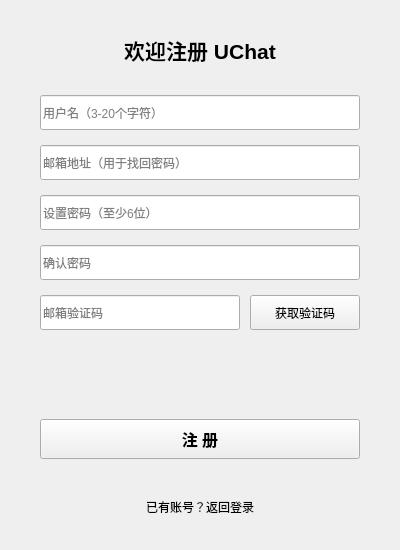
This is client/UChat/logindialog.ui in wellwei/UChat as Qt 5 draws it before an edit. The edited form follows.
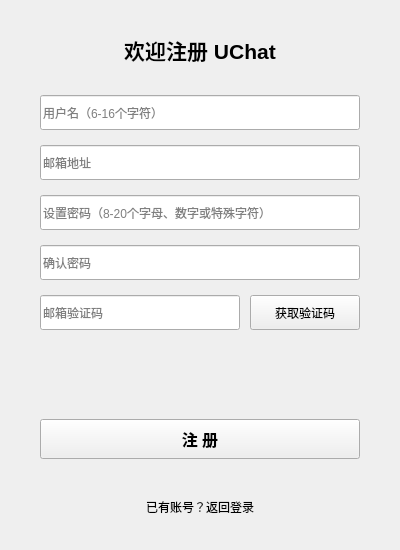
This is the edited form. Icons and pictures are not drawn.

Patch:
```diff
--- a/client/UChat/logindialog.ui
+++ b/client/UChat/logindialog.ui
@@ -370,7 +370,7 @@
           </size>
          </property>
          <property name="placeholderText">
-          <string>用户名（3-20个字符）</string>
+          <string>用户名（6-16个字符）</string>
          </property>
         </widget>
        </item>
@@ -383,7 +383,7 @@
           </size>
          </property>
          <property name="placeholderText">
-          <string>邮箱地址（用于找回密码）</string>
+          <string>邮箱地址</string>
          </property>
         </widget>
        </item>
@@ -399,7 +399,7 @@
           <enum>QLineEdit::EchoMode::Password</enum>
          </property>
          <property name="placeholderText">
-          <string>设置密码（至少6位）</string>
+          <string>设置密码（8-20个字母、数字或特殊字符）</string>
          </property>
         </widget>
        </item>
```
